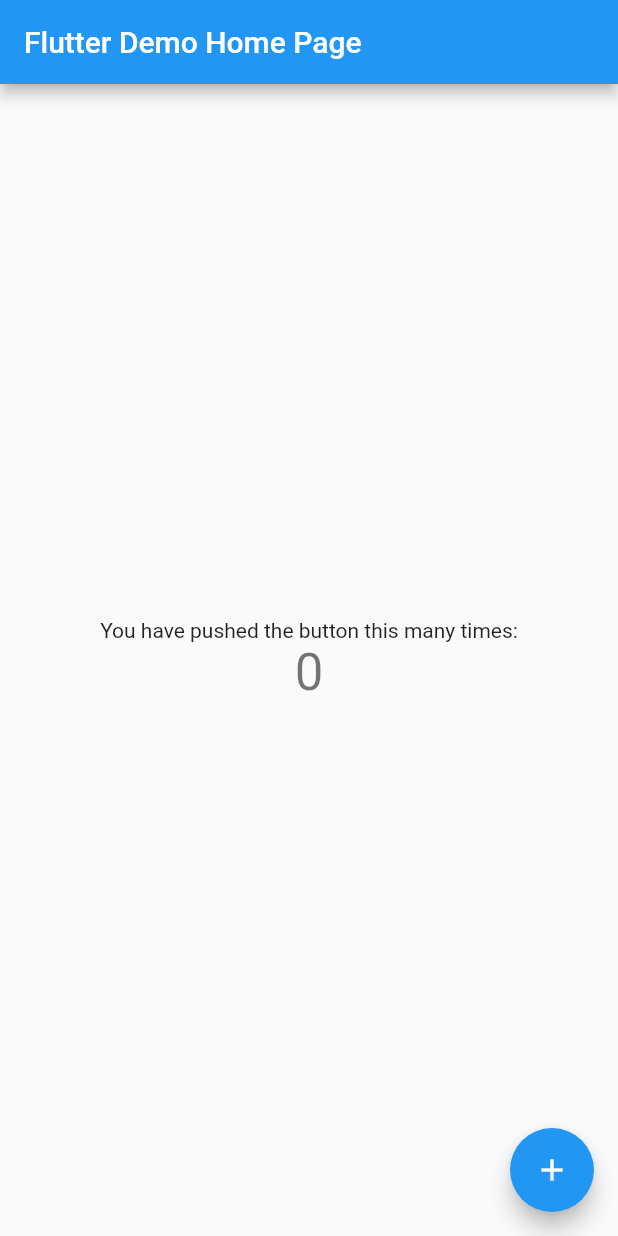
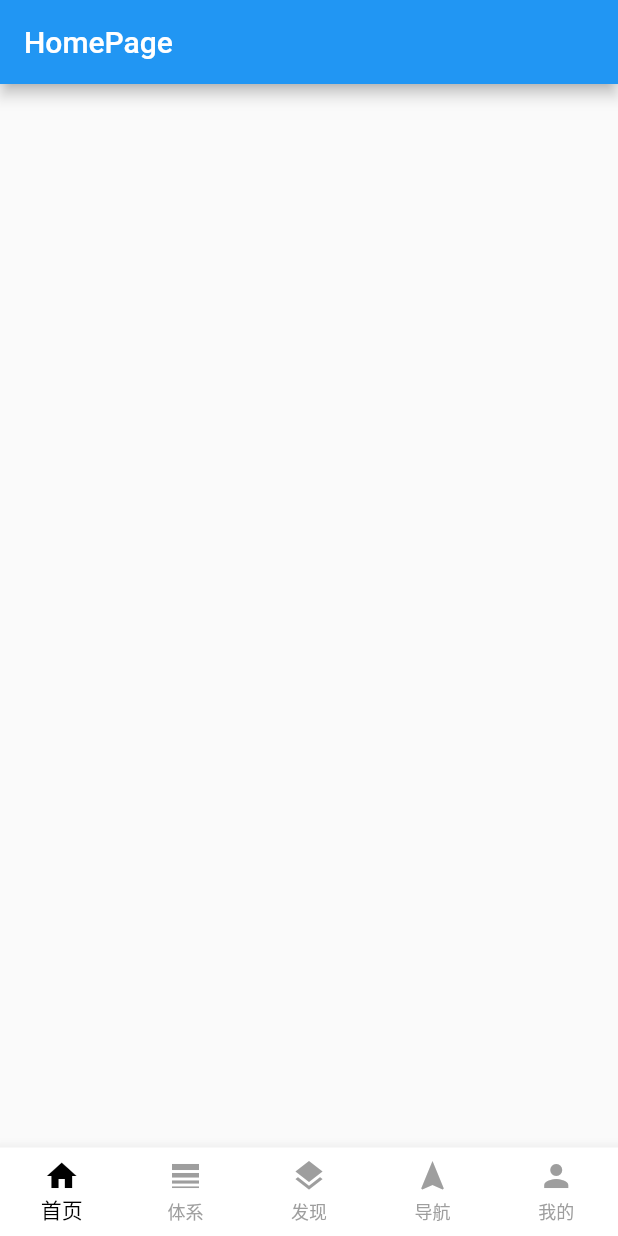
Before and after one commit to owenleexiaoyu/flutter_wanandroid, a Flutter app: the screen it shows after launch, on a phone screen of 412 x 824 dp. Run offline on Flutter 3.47's test engine with Material 2 defaults, Android fonts, the phone set to English and light mode, and no system bars.

Commit message:
实现首页Tab和ProfilePage

```diff
--- /dev/null
+++ b/lib/config/AppColors.dart
@@ -0,0 +1,18 @@
+import 'dart:ui';
+
+import 'package:flutter/material.dart';
+
+class AppColors {
+  // static Color primaryColor = Colors.white;
+  // static Color secondaryColor = Colors.grey.shade50;
+
+  static Color lightTextPrimary = Colors.black;
+  static Color lightTextSecondary = Colors.black26;
+  static Color lightTextTertiary = Colors.grey;
+
+  static Color lightBGPrimary = Colors.white;
+  static Color lightBGSecondary = Colors.grey.shade300;
+
+  static Color lightDivider = Colors.grey.shade300;
+
+}
--- /dev/null
+++ b/lib/home_page.dart
@@ -0,0 +1,15 @@
+import 'package:flutter/material.dart';
+
+class HomePage extends StatelessWidget {
+  const HomePage({Key? key}) : super(key: key);
+
+  @override
+  Widget build(BuildContext context) {
+    return Scaffold(
+      appBar: AppBar(
+        title: Text("HomePage"),
+      ),
+      body: Container(),
+    );
+  }
+}
--- a/lib/main.dart
+++ b/lib/main.dart
@@ -1,113 +1,39 @@
 import 'package:flutter/material.dart';
+import 'package:flutter_wanandroid/config/AppColors.dart';
+
+import 'main/main_page.dart';
 
 void main() {
-  runApp(MyApp());
+  runApp(WanAndroidApp());
 }
 
-class MyApp extends StatelessWidget {
+class WanAndroidApp extends StatelessWidget {
   // This widget is the root of your application.
   @override
   Widget build(BuildContext context) {
     return MaterialApp(
-      title: 'Flutter Demo',
+      title: '玩安卓',
+      debugShowCheckedModeBanner: false,
       theme: ThemeData(
-        // This is the theme of your application.
-        //
-        // Try running your application with "flutter run". You'll see the
-        // application has a blue toolbar. Then, without quitting the app, try
-        // changing the primarySwatch below to Colors.green and then invoke
-        // "hot reload" (press "r" in the console where you ran "flutter run",
-        // or simply save your changes to "hot reload" in a Flutter IDE).
-        // Notice that the counter didn't reset back to zero; the application
-        // is not restarted.
         primarySwatch: Colors.blue,
+        textTheme: TextTheme(
+          headline1: TextStyle(
+            color: AppColors.lightTextPrimary,
+            fontSize: 18,
+            fontWeight: FontWeight.w500,
+          ),
+          headline2: TextStyle(
+            color: AppColors.lightTextPrimary,
+            fontSize: 18,
+          ),
+          bodyText1: TextStyle(
+            color: AppColors.lightTextPrimary,
+            fontSize: 15,
+            fontWeight: FontWeight.w400
+          ),
+        )
       ),
-      home: MyHomePage(title: 'Flutter Demo Home Page'),
+      home: MainPage(),
     );
   }
 }
-
-class MyHomePage extends StatefulWidget {
-  MyHomePage({Key? key, required this.title}) : super(key: key);
-
-  // This widget is the home page of your application. It is stateful, meaning
-  // that it has a State object (defined below) that contains fields that affect
-  // how it looks.
-
-  // This class is the configuration for the state. It holds the values (in this
-  // case the title) provided by the parent (in this case the App widget) and
-  // used by the build method of the State. Fields in a Widget subclass are
-  // always marked "final".
-
-  final String title;
-
-  @override
-  _MyHomePageState createState() => _MyHomePageState();
-}
-
-class _MyHomePageState extends State<MyHomePage> {
-  int _counter = 0;
-
-  void _incrementCounter() {
-    setState(() {
-      // This call to setState tells the Flutter framework that something has
-      // changed in this State, which causes it to rerun the build method below
-      // so that the display can reflect the updated values. If we changed
-      // _counter without calling setState(), then the build method would not be
-      // called again, and so nothing would appear to happen.
-      _counter++;
-    });
-  }
-
-  @override
-  Widget build(BuildContext context) {
-    // This method is rerun every time setState is called, for instance as done
-    // by the _incrementCounter method above.
-    //
-    // The Flutter framework has been optimized to make rerunning build methods
-    // fast, so that you can just rebuild anything that needs updating rather
-    // than having to individually change instances of widgets.
-    return Scaffold(
-      appBar: AppBar(
-        // Here we take the value from the MyHomePage object that was created by
-        // the App.build method, and use it to set our appbar title.
-        title: Text(widget.title),
-      ),
-      body: Center(
-        // Center is a layout widget. It takes a single child and positions it
-        // in the middle of the parent.
-        child: Column(
-          // Column is also a layout widget. It takes a list of children and
-          // arranges them vertically. By default, it sizes itself to fit its
-          // children horizontally, and tries to be as tall as its parent.
-          //
-          // Invoke "debug painting" (press "p" in the console, choose the
-          // "Toggle Debug Paint" action from the Flutter Inspector in Android
-          // Studio, or the "Toggle Debug Paint" command in Visual Studio Code)
-          // to see the wireframe for each widget.
-          //
-          // Column has various properties to control how it sizes itself and
-          // how it positions its children. Here we use mainAxisAlignment to
-          // center the children vertically; the main axis here is the vertical
-          // axis because Columns are vertical (the cross axis would be
-          // horizontal).
-          mainAxisAlignment: MainAxisAlignment.center,
-          children: <Widget>[
-            Text(
-              'You have pushed the button this many times:',
-            ),
-            Text(
-              '$_counter',
-              style: Theme.of(context).textTheme.headline4,
-            ),
-          ],
-        ),
-      ),
-      floatingActionButton: FloatingActionButton(
-        onPressed: _incrementCounter,
-        tooltip: 'Increment',
-        child: Icon(Icons.add),
-      ), // This trailing comma makes auto-formatting nicer for build methods.
-    );
-  }
-}
--- /dev/null
+++ b/lib/main/main_page.dart
@@ -0,0 +1,70 @@
+import 'package:flutter/material.dart';
+import 'package:flutter_wanandroid/config/AppColors.dart';
+import 'package:flutter_wanandroid/discovery_page.dart';
+import 'package:flutter_wanandroid/home_page.dart';
+import 'package:flutter_wanandroid/knowledge_system_page.dart';
+import 'package:flutter_wanandroid/nav_page.dart';
+import 'package:flutter_wanandroid/profile/profile_page.dart';
+
+class MainPage extends StatefulWidget {
+
+  MainPage({Key? key}) : super(key: key);
+
+  @override
+  _MainPageState createState() => _MainPageState();
+}
+
+class _MainPageState extends State<MainPage> {
+
+  int _currentIndex = 0;
+  late PageController _controller;
+
+  @override
+  void initState() {
+    super.initState();
+    _controller = PageController();
+  }
+
+  @override
+  void dispose() {
+    super.dispose();
+    _controller.dispose();
+  }
+
+  @override
+  Widget build(BuildContext context) {
+    return Scaffold(
+      body: PageView(
+        physics: NeverScrollableScrollPhysics(),
+        controller: _controller,
+        children: [
+          HomePage(),
+          KnowledgeSystemPage(),
+          DiscoveryPage(),
+          NavPage(),
+          ProfilePage()
+        ],
+      ),
+      bottomNavigationBar: BottomNavigationBar(
+        backgroundColor: AppColors.lightBGPrimary,
+        type: BottomNavigationBarType.fixed,
+        selectedItemColor: AppColors.lightTextPrimary,
+        unselectedItemColor: AppColors.lightTextTertiary,
+        currentIndex: _currentIndex,
+        items: [
+          BottomNavigationBarItem(icon: Icon(Icons.home), label: "首页"),
+          BottomNavigationBarItem(icon: Icon(Icons.line_weight), label: "体系"),
+          BottomNavigationBarItem(icon: Icon(Icons.layers), label: "发现"),
+          BottomNavigationBarItem(icon: Icon(Icons.navigation), label: "导航"),
+          BottomNavigationBarItem(icon: Icon(Icons.person), label: "我的"),
+        ],
+        onTap: (int index) {
+          setState(() {
+            _currentIndex = index;
+            _controller.jumpToPage(index);
+          });
+        },
+      ),
+    );
+  }
+}
```
Also changed, not shown: lib/discovery_page.dart (added, +15 -0 lines), lib/knowledge_system_page.dart (added, +15 -0 lines), lib/nav_page.dart (added, +15 -0 lines), lib/profile/profile_item.dart (added, +32 -0 lines), lib/profile/profile_page.dart (added, +105 -0 lines), 1 other file.
